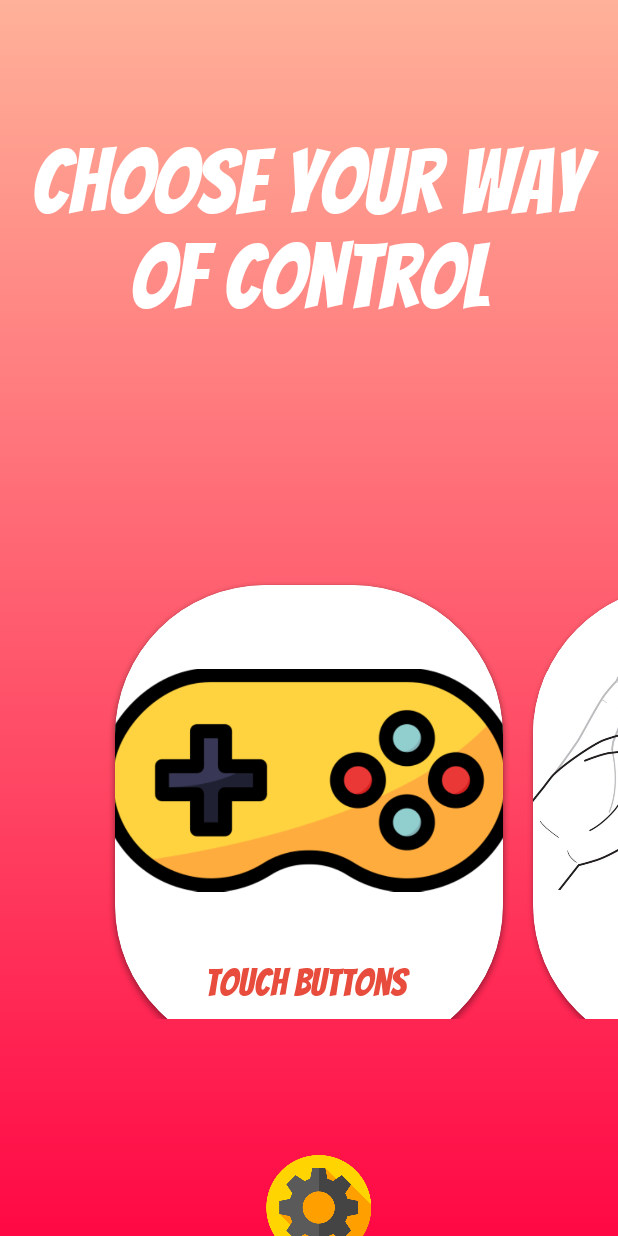
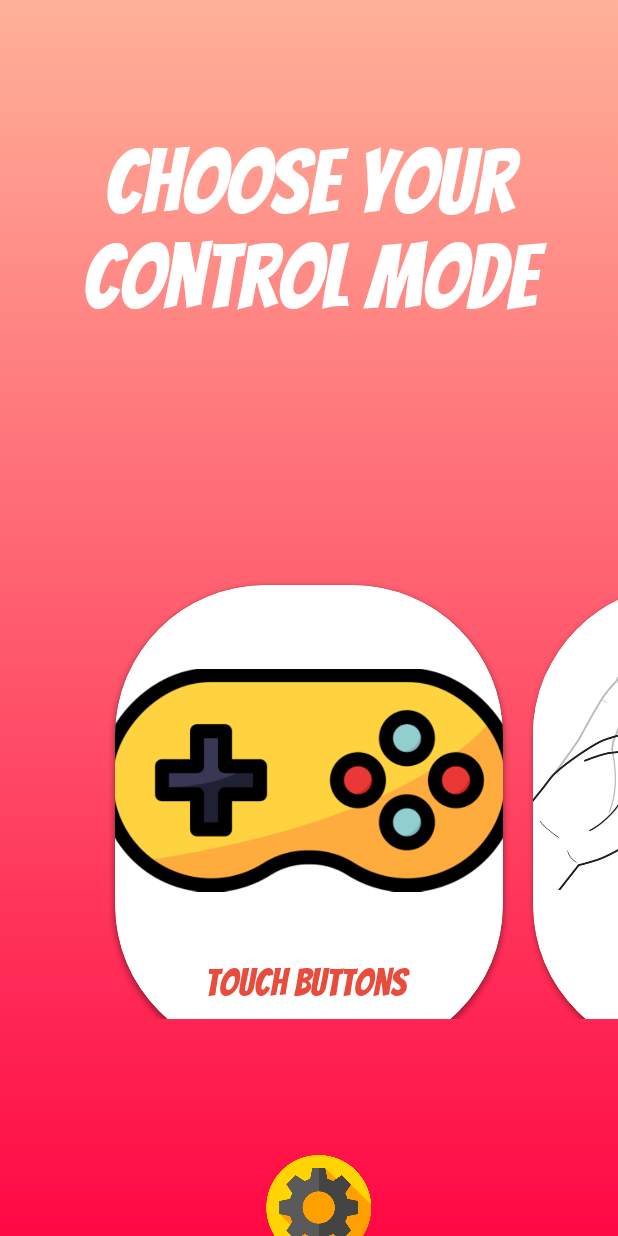
Before and after one commit to Medhat-Ahmed-15/Bluetooth-Car-Controller-Android-App, an Android app: the screen it shows after launch (HomePage), on a phone screen of 412 x 824 dp. Run offline under Robolectric (Android 15) with nearby library versions, the phone set to English and light mode, and no system bars.

Commit message:
Last Version

```diff
--- a/app/src/main/res/layout/activity_home_page.xml
+++ b/app/src/main/res/layout/activity_home_page.xml
@@ -30,7 +30,7 @@
         android:layout_gravity="center"
         android:padding="8dp"
         android:shadowColor="@color/design_default_color_on_secondary"
-        android:text="Choose Your Way Of Control"
+        android:text="Choose Your Control Mode"
         android:gravity="center"
         android:translationY="50dp"
         android:fontFamily="@font/bangers_regular"
```
